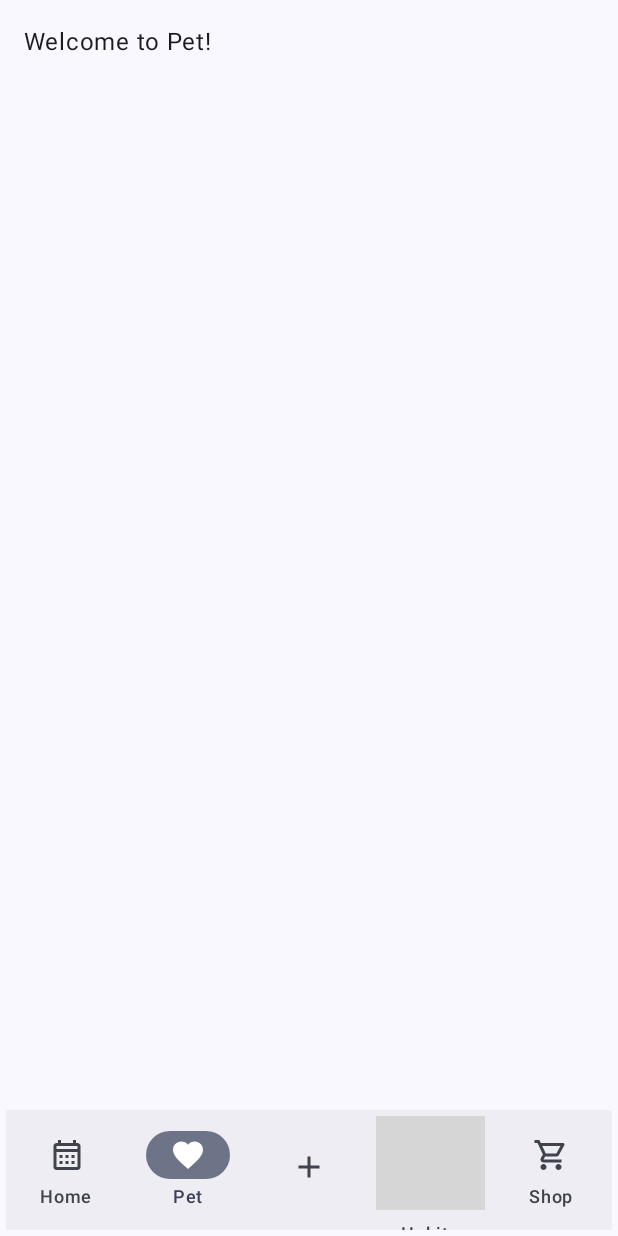
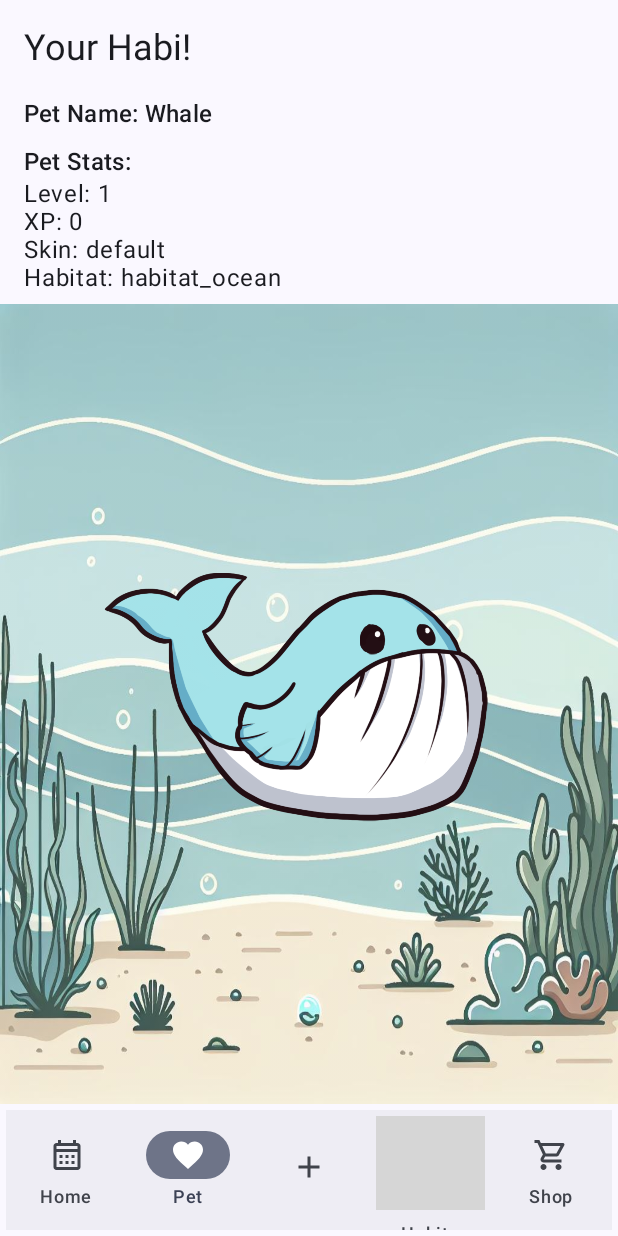
Before and after one commit to Alyra07/HabiPet-CCL3, an Android app built with Jetpack Compose: the screen it shows after launch (MainActivity), item 2 of the bottom bar chosen, on a phone screen of 412 x 824 dp. Run offline under Robolectric (Android 15) with nearby library versions, the light colour scheme and no system bars; our stand-ins replace Room's generated code; grey boxes are pictures that could not be loaded.

Commit message:
PetScreen with placeholder petStats

```diff
--- a/app/src/main/java/at/ccl3/habipet/MainActivity.kt
+++ b/app/src/main/java/at/ccl3/habipet/MainActivity.kt
@@ -11,25 +11,36 @@ import androidx.compose.runtime.Composable
 import androidx.navigation.compose.rememberNavController
 import androidx.navigation.compose.NavHost
 import androidx.navigation.compose.composable
-import at.ccl3.habipet.data.HabitDatabase
+import at.ccl3.habipet.data.HabiPetDatabase
 import at.ccl3.habipet.data.HabitRepository
-import at.ccl3.habipet.screens.AddHabitScreen
-import at.ccl3.habipet.screens.HabitsScreen
-import at.ccl3.habipet.screens.HomeScreen
-import at.ccl3.habipet.screens.PetScreen
+import at.ccl3.habipet.routes.AddHabitScreen
+import at.ccl3.habipet.routes.HabitsScreen
+import at.ccl3.habipet.routes.HomeScreen
+import at.ccl3.habipet.routes.PetScreen
 import at.ccl3.habipet.ui.theme.HabiPetTheme
-import at.ccl3.habipet.viewmodel.HabitViewModel
-import at.ccl3.habipet.viewmodel.HabitViewModelFactory
+import at.ccl3.habipet.viewmodels.HabitViewModel
 import androidx.compose.ui.Modifier
 import at.ccl3.habipet.components.BottomNavBar
-import at.ccl3.habipet.screens.HabitDetailsView
-import at.ccl3.habipet.screens.HabitEditView
-import at.ccl3.habipet.screens.ShopScreen
+import at.ccl3.habipet.data.PetStatsRepository
+import at.ccl3.habipet.routes.HabitDetailsView
+import at.ccl3.habipet.routes.HabitEditView
+import at.ccl3.habipet.routes.ShopScreen
+import at.ccl3.habipet.viewmodels.HabiPetViewModelFactory
+import at.ccl3.habipet.viewmodels.PetViewModel
 
 class MainActivity : ComponentActivity() {
+    // Initialize HabitViewModel
     private val habitViewModel: HabitViewModel by viewModels {
-        HabitViewModelFactory(
-            HabitRepository(HabitDatabase.getDatabase(applicationContext).habitDao())
+        HabiPetViewModelFactory(
+            HabitRepository(HabiPetDatabase.getDatabase(applicationContext).habitDao()),
+            PetStatsRepository(HabiPetDatabase.getDatabase(applicationContext).petStatsDao())
+        )
+    }
+    // Initialize PetViewModel
+    private val petViewModel: PetViewModel by viewModels {
+        HabiPetViewModelFactory(
+            HabitRepository(HabiPetDatabase.getDatabase(applicationContext).habitDao()),
+            PetStatsRepository(HabiPetDatabase.getDatabase(applicationContext).petStatsDao())
         )
     }
 
@@ -37,14 +48,14 @@ class MainActivity : ComponentActivity() {
         super.onCreate(savedInstanceState)
         setContent {
             HabiPetTheme {
-                HabiPetApp(habitViewModel)
+                HabiPetApp(habitViewModel, petViewModel)
             }
         }
     }
 }
 
 @Composable
-fun HabiPetApp(habitViewModel: HabitViewModel) {
+fun HabiPetApp(habitViewModel: HabitViewModel, petViewModel: PetViewModel) {
     val navController = rememberNavController()
 
     // APP NAVIGATION
@@ -59,7 +70,7 @@ fun HabiPetApp(habitViewModel: HabitViewModel) {
         ) {
             // MAIN NAVIGATION ROUTES
             composable("home") { HomeScreen(navController, habitViewModel) }
-            composable("pet") { PetScreen(navController, habitViewModel) }
+            composable("pet") { PetScreen(navController, petViewModel) }
             composable("add_habit") { AddHabitScreen(navController, habitViewModel) }
             composable("habits") { HabitsScreen(navController, habitViewModel) }
             composable("shop") { ShopScreen(navController, habitViewModel) }
--- a/app/src/main/java/at/ccl3/habipet/data/HabitDatabase.kt
+++ b/app/src/main/java/at/ccl3/habipet/data/HabiPetDatabase.kt
@@ -5,19 +5,20 @@ import androidx.room.Database
 import androidx.room.Room
 import androidx.room.RoomDatabase
 
-@Database(entities = [Habit::class], version = 2, exportSchema = false)
-abstract class HabitDatabase : RoomDatabase() {
-    abstract fun habitDao(): HabitDao
+@Database(entities = [Habit::class, PetStats::class], version = 1, exportSchema = false)
+abstract class HabiPetDatabase : RoomDatabase() {
+    abstract fun habitDao(): HabitDao // for habit related CRUD operations
+    abstract fun petStatsDao(): PetStatsDao // for updating petStats
 
     companion object {
         @Volatile
-        private var INSTANCE: HabitDatabase? = null
+        private var INSTANCE: HabiPetDatabase? = null
 
-        fun getDatabase(context: Context): HabitDatabase {
+        fun getDatabase(context: Context): HabiPetDatabase {
             return INSTANCE ?: synchronized(this) {
                 val instance = Room.databaseBuilder(
                     context.applicationContext,
-                    HabitDatabase::class.java,
+                    HabiPetDatabase::class.java,
                     "habit_database"
                 )
                     .fallbackToDestructiveMigration()
--- /dev/null
+++ b/app/src/main/java/at/ccl3/habipet/data/PetStats.kt
@@ -0,0 +1,14 @@
+package at.ccl3.habipet.data
+
+import androidx.room.Entity
+import androidx.room.PrimaryKey
+
+@Entity
+data class PetStats(
+    @PrimaryKey val id: Int,
+    val name: String,
+    val level: Int,
+    val xp: Int,
+    val skin: String,
+    val habitat: String,
+)
--- /dev/null
+++ b/app/src/main/java/at/ccl3/habipet/data/PetStatsDao.kt
@@ -0,0 +1,23 @@
+package at.ccl3.habipet.data
+
+import androidx.room.Dao
+import androidx.room.Insert
+import androidx.room.OnConflictStrategy
+import androidx.room.Query
+import androidx.room.Update
+import kotlinx.coroutines.flow.Flow
+
+@Dao
+interface PetStatsDao {
+    // CREATE
+    @Insert(onConflict = OnConflictStrategy.REPLACE)
+    suspend fun insertPetStats(petStats: PetStats)
+
+    // READ
+    @Query("SELECT * FROM PetStats WHERE id = :id")
+    fun getPetStats(id: Int = 1): Flow<PetStats>
+
+    // UPDATE
+    @Update
+    suspend fun updatePetXP(petStats: PetStats)
+}
--- /dev/null
+++ b/app/src/main/java/at/ccl3/habipet/data/PetStatsRepository.kt
@@ -0,0 +1,28 @@
+package at.ccl3.habipet.data
+
+import kotlinx.coroutines.flow.Flow
+import kotlinx.coroutines.flow.firstOrNull
+import kotlinx.coroutines.flow.onStart
+
+class PetStatsRepository(private val petStatsDao: PetStatsDao) {
+
+    // READ
+    fun getPetStats(id: Int = 1): Flow<PetStats> {
+        return petStatsDao.getPetStats(id).onStart {
+            // Emit default petStats if none exist in the database
+            if (petStatsDao.getPetStats(id).firstOrNull() == null) {
+                petStatsDao.insertPetStats(
+                    PetStats(id = 1, name = "Whale", level = 1, xp = 0, skin = "default", habitat = "habitat_ocean")
+                )
+            }
+        }
+    }
+
+    // UPDATE
+    suspend fun updatePetXP(id: Int, xp: Int) {
+        val updatedPetStats = petStatsDao.getPetStats(id).firstOrNull()?.copy(xp = xp)
+        updatedPetStats?.let {
+            petStatsDao.updatePetXP(it)  // Pass the updated PetStats to the DAO
+        }
+    }
+}
--- a/app/src/main/java/at/ccl3/habipet/screens/AddHabitScreen.kt
+++ b/app/src/main/java/at/ccl3/habipet/routes/AddHabitScreen.kt
@@ -1,4 +1,4 @@
-package at.ccl3.habipet.screens
+package at.ccl3.habipet.routes
 
 import android.util.Log
 import androidx.compose.foundation.layout.Arrangement
@@ -19,7 +19,7 @@ import androidx.compose.ui.Modifier
 import androidx.compose.ui.unit.dp
 import androidx.navigation.NavController
 import at.ccl3.habipet.data.Habit
-import at.ccl3.habipet.viewmodel.HabitViewModel
+import at.ccl3.habipet.viewmodels.HabitViewModel
 
 @Composable
 fun AddHabitScreen(navController: NavController, viewModel: HabitViewModel) {
@@ -92,6 +92,7 @@ fun AddHabitScreen(navController: NavController, viewModel: HabitViewModel) {
                             icon = icon,
                             color = color
                         )
+                        // Insert new habit via HabitViewModel
                         viewModel.insert(newHabit)
                         navController.navigateUp() // Navigate back after saving
                     } else {
--- a/app/src/main/java/at/ccl3/habipet/screens/HabitDetailsView.kt
+++ b/app/src/main/java/at/ccl3/habipet/routes/HabitDetailsView.kt
@@ -1,4 +1,4 @@
-package at.ccl3.habipet.screens
+package at.ccl3.habipet.routes
 
 import androidx.compose.foundation.layout.Arrangement
 import androidx.compose.foundation.layout.Row
@@ -19,11 +19,13 @@ import androidx.compose.runtime.collectAsState
 import androidx.compose.ui.Modifier
 import androidx.compose.ui.unit.dp
 import androidx.navigation.NavController
-import at.ccl3.habipet.viewmodel.HabitViewModel
+import at.ccl3.habipet.viewmodels.HabitViewModel
 
 @Composable
 fun HabitDetailsView(navController: NavController, viewModel: HabitViewModel, habitId: Int) {
+    // Get habit by ID from HabitViewModel
     val habit = viewModel.getHabitById(habitId).collectAsState(initial = null).value
+
     if (habit != null) {
         LazyColumn(
             modifier = Modifier.fillMaxSize().padding(16.dp),
--- a/app/src/main/java/at/ccl3/habipet/screens/HabitEditView.kt
+++ b/app/src/main/java/at/ccl3/habipet/routes/HabitEditView.kt
@@ -1,4 +1,4 @@
-package at.ccl3.habipet.screens
+package at.ccl3.habipet.routes
 
 import androidx.compose.foundation.layout.Arrangement
 import androidx.compose.foundation.layout.Column
@@ -27,7 +27,7 @@ import androidx.compose.ui.Alignment
 import androidx.compose.ui.Modifier
 import androidx.compose.ui.unit.dp
 import androidx.navigation.NavController
-import at.ccl3.habipet.viewmodel.HabitViewModel
+import at.ccl3.habipet.viewmodels.HabitViewModel
 
 @Composable
 fun HabitEditView(navController: NavController, viewModel: HabitViewModel, habitId: Int) {
--- a/app/src/main/java/at/ccl3/habipet/screens/HomeScreen.kt
+++ b/app/src/main/java/at/ccl3/habipet/routes/HabitsScreen.kt
@@ -1,4 +1,4 @@
-package at.ccl3.habipet.screens
+package at.ccl3.habipet.routes
 
 import androidx.compose.foundation.layout.fillMaxSize
 import androidx.compose.foundation.layout.padding
@@ -12,16 +12,12 @@ import androidx.compose.ui.Modifier
 import androidx.compose.ui.unit.dp
 import androidx.navigation.NavController
 import at.ccl3.habipet.components.HabitListItem
-import at.ccl3.habipet.viewmodel.HabitViewModel
+import at.ccl3.habipet.viewmodels.HabitViewModel
 
 @Composable
-fun HomeScreen(navController: NavController, viewModel: HabitViewModel) {
-    // collect list of habits from the HabitViewModel
+fun HabitsScreen(navController: NavController, viewModel: HabitViewModel) {
+    // Collect the list of habits from the HabitViewModel
     val habits = viewModel.allHabits.collectAsState().value
-
-
-    // Get the 4 most recent habits based on the highest streak
-    val recentHabits = habits.sortedByDescending { it.streak }.take(4)
 
     LazyColumn(
         modifier = Modifier
@@ -29,15 +25,13 @@ fun HomeScreen(navController: NavController, viewModel: HabitViewModel) {
             .padding(16.dp)
     ) {
         item {
-            Text(
-                text = "Recent Habits", style = MaterialTheme.typography.headlineSmall
-            )
+            Text(text = "Your Habits", style = MaterialTheme.typography.headlineSmall)
         }
-        // display 4 most recent streak habits
-        items(recentHabits) { habit ->
+        // Display all habits from HabitViewModel
+        items(habits) { habit ->
             HabitListItem(habit = habit) {
                 val habitId = habit.id
-                // pass habit ID to HabitDetailsView
+                // pass habit ID to HabitDetailsView onClick
                 navController.navigate("habitDetails/$habitId")
             }
         }
--- a/app/src/main/java/at/ccl3/habipet/screens/HabitsScreen.kt
+++ b/app/src/main/java/at/ccl3/habipet/routes/HomeScreen.kt
@@ -1,4 +1,4 @@
-package at.ccl3.habipet.screens
+package at.ccl3.habipet.routes
 
 import androidx.compose.foundation.layout.fillMaxSize
 import androidx.compose.foundation.layout.padding
@@ -12,12 +12,16 @@ import androidx.compose.ui.Modifier
 import androidx.compose.ui.unit.dp
 import androidx.navigation.NavController
 import at.ccl3.habipet.components.HabitListItem
-import at.ccl3.habipet.viewmodel.HabitViewModel
+import at.ccl3.habipet.viewmodels.HabitViewModel
 
 @Composable
-fun HabitsScreen(navController: NavController, viewModel: HabitViewModel) {
-    // Collect the list of habits from the ViewModel
+fun HomeScreen(navController: NavController, viewModel: HabitViewModel) {
+    // collect list of habits from the HabitViewModel
     val habits = viewModel.allHabits.collectAsState().value
+
+
+    // Get the 3 most recent habits based on the highest streak
+    val recentHabits = habits.sortedByDescending { it.streak }.take(3)
 
     LazyColumn(
         modifier = Modifier
@@ -25,13 +29,15 @@ fun HabitsScreen(navController: NavController, viewModel: HabitViewModel) {
             .padding(16.dp)
     ) {
         item {
-            Text(text = "Your Habits", style = MaterialTheme.typography.headlineSmall)
+            Text(
+                text = "Recent Habits", style = MaterialTheme.typography.headlineSmall
+            )
         }
-        // Display all habits from ViewModel
-        items(habits) { habit ->
+        // display 3 most recent streak habits
+        items(recentHabits) { habit ->
             HabitListItem(habit = habit) {
                 val habitId = habit.id
-                // pass habit ID to HabitDetailsView onClick
+                // pass habit ID to HabitDetailsView
                 navController.navigate("habitDetails/$habitId")
             }
         }
--- /dev/null
+++ b/app/src/main/java/at/ccl3/habipet/routes/PetScreen.kt
@@ -0,0 +1,96 @@
+package at.ccl3.habipet.routes
+
+import androidx.compose.foundation.Image
+import androidx.compose.foundation.layout.*
+import androidx.compose.material3.*
+import androidx.compose.runtime.Composable
+import androidx.compose.runtime.collectAsState
+import androidx.compose.ui.Alignment
+import androidx.compose.ui.Modifier
+import androidx.compose.ui.layout.ContentScale
+import androidx.compose.ui.res.painterResource
+import androidx.compose.ui.unit.dp
+import androidx.navigation.NavController
+import at.ccl3.habipet.R
+import at.ccl3.habipet.viewmodels.PetViewModel
+
+@Composable
+fun PetScreen(navController: NavController, viewModel: PetViewModel) {
+
+    // Collect the pet stats from the ViewModel
+    val petStats = viewModel.petStats.collectAsState(initial = null).value
+
+    // If petStats is null, display loading or empty state
+    if (petStats == null) {
+        Text(text = "Loading pet stats...", modifier = Modifier.padding(16.dp))
+        return
+    }
+
+    Column(
+        modifier = Modifier.fillMaxSize()
+    ) {
+        // HEADER ROW
+        Row(
+            modifier = Modifier.fillMaxWidth().padding(16.dp),
+            horizontalArrangement = Arrangement.Start
+        ) {
+            Text(
+                text = "Your Habi!", style = MaterialTheme.typography.headlineSmall
+            )
+        }
+
+        // PET STATS DISPLAY
+        Column(
+            modifier = Modifier.fillMaxWidth().padding(horizontal = 16.dp)
+        ) {
+            // PET STATS SECTION
+            Text(
+                text = "Pet Name: ${petStats.name}",
+                style = MaterialTheme.typography.titleMedium,
+                modifier = Modifier.padding(bottom = 8.dp)
+            )
+
+            Text(
+                text = "Pet Stats:", style = MaterialTheme.typography.titleMedium
+            )
+            Text(
+                text = "Level: ${petStats.level}",
+                style = MaterialTheme.typography.bodyLarge
+            )
+            Text(
+                text = "XP: ${petStats.xp}",
+                style = MaterialTheme.typography.bodyLarge
+            )
+            Text(
+                text = "Skin: ${petStats.skin}",
+                style = MaterialTheme.typography.bodyLarge
+            )
+            Text(
+                text = "Habitat: ${petStats.habitat}",
+                style = MaterialTheme.typography.bodyLarge,
+                modifier = Modifier.padding(bottom = 8.dp)
+            )
+        }
+
+        Box( // BACKGROUND & PET IMAGE
+            modifier = Modifier
+                .fillMaxSize()
+        ) {
+            Image( // Set background image (habitat)
+                painter = painterResource(id = R.drawable.habitat_ocean),  // background image
+                contentDescription = "Habitat Background",
+                modifier = Modifier.fillMaxSize(), // image covers the full Box
+                contentScale = ContentScale.FillBounds, // scales image to fill the Box
+                alpha = 0.9f // background transparency
+            )
+
+            Image( // Pet image on top of background (animation later)
+                painter = painterResource(id = R.drawable.habi_whale),  // pet image
+                contentDescription = "Pet Image",
+                modifier = Modifier
+                    .align(Alignment.Center)
+                    .size(300.dp)
+            )
+        }
+    }
+}
--- a/app/src/main/java/at/ccl3/habipet/screens/PetScreen.kt
+++ b/app/src/main/java/at/ccl3/habipet/routes/ShopScreen.kt
@@ -1,4 +1,4 @@
-package at.ccl3.habipet.screens
+package at.ccl3.habipet.routes
 
 import androidx.compose.foundation.layout.fillMaxSize
 import androidx.compose.foundation.layout.padding
@@ -8,15 +8,15 @@ import androidx.compose.runtime.Composable
 import androidx.compose.ui.Modifier
 import androidx.compose.ui.unit.dp
 import androidx.navigation.NavController
-import at.ccl3.habipet.viewmodel.HabitViewModel
+import at.ccl3.habipet.viewmodels.HabitViewModel
 
 @Composable
-fun PetScreen(navController: NavController, viewModel: HabitViewModel) {
+fun ShopScreen(navController: NavController, viewModel: HabitViewModel) {
     LazyColumn (
         modifier = Modifier.fillMaxSize().padding(16.dp)
     ) {
         item {
-            Text(text = "Welcome to Pet!")
+            Text(text = "Welcome to HabiPet Shop!")
         }
         // Add more UI elements
     }
--- a/app/src/main/java/at/ccl3/habipet/screens/ShopScreen.kt
+++ /dev/null
@@ -1,24 +0,0 @@
-package at.ccl3.habipet.screens
-
-import androidx.compose.foundation.layout.fillMaxSize
-import androidx.compose.foundation.layout.padding
-import androidx.compose.foundation.lazy.LazyColumn
-import androidx.compose.foundation.lazy.items
-import androidx.compose.material3.Text
-import androidx.compose.runtime.Composable
-import androidx.compose.ui.Modifier
-import androidx.compose.ui.unit.dp
-import androidx.navigation.NavController
-import at.ccl3.habipet.viewmodel.HabitViewModel
-
-@Composable
-fun ShopScreen(navController: NavController, viewModel: HabitViewModel) {
-    LazyColumn (
-        modifier = Modifier.fillMaxSize().padding(16.dp)
-    ) {
-        item {
-            Text(text = "Welcome to HabiPet Shop!")
-        }
-        // Add more UI elements
-    }
-}
--- a/app/src/main/java/at/ccl3/habipet/viewmodel/ViewModelFactory.kt
+++ /dev/null
@@ -1,15 +0,0 @@
-package at.ccl3.habipet.viewmodel
-
-import androidx.lifecycle.ViewModel
-import androidx.lifecycle.ViewModelProvider
-import at.ccl3.habipet.data.HabitRepository
-
-class HabitViewModelFactory(private val repository: HabitRepository) : ViewModelProvider.Factory {
-    override fun <T : ViewModel> create(modelClass: Class<T>): T {
-        if (modelClass.isAssignableFrom(HabitViewModel::class.java)) {
-            @Suppress("UNCHECKED_CAST")
-            return HabitViewModel(repository) as T
-        }
-        throw IllegalArgumentException("Unknown ViewModel class")
-    }
-}
--- /dev/null
+++ b/app/src/main/java/at/ccl3/habipet/viewmodels/HabiPetViewModelFactory.kt
@@ -0,0 +1,27 @@
+package at.ccl3.habipet.viewmodels
+
+import androidx.lifecycle.ViewModel
+import androidx.lifecycle.ViewModelProvider
+import at.ccl3.habipet.data.HabitRepository
+import at.ccl3.habipet.data.PetStatsRepository
+
+class HabiPetViewModelFactory(
+    private val habitRepository: HabitRepository, // for HabitViewModel
+    private val petStatsRepository: PetStatsRepository // for PetViewModel
+
+) : ViewModelProvider.Factory {
+    override fun <T : ViewModel> create(modelClass: Class<T>): T {
+        // Check if the modelClass is assignable from HabitViewModel or PetViewModel
+        return when {
+            modelClass.isAssignableFrom(HabitViewModel::class.java) -> {
+                @Suppress("UNCHECKED_CAST")
+                HabitViewModel(habitRepository) as T
+            }
+            modelClass.isAssignableFrom(PetViewModel::class.java) -> {
+                @Suppress("UNCHECKED_CAST")
+                PetViewModel(petStatsRepository) as T
+            }
+            else -> throw IllegalArgumentException("Unknown ViewModel class")
+        }
+    }
+}
--- a/app/src/main/java/at/ccl3/habipet/viewmodel/HabitViewModel.kt
+++ b/app/src/main/java/at/ccl3/habipet/viewmodels/HabitViewModel.kt
@@ -1,4 +1,4 @@
-package at.ccl3.habipet.viewmodel
+package at.ccl3.habipet.viewmodels
 
 import androidx.lifecycle.ViewModel
 import androidx.lifecycle.viewModelScope
--- /dev/null
+++ b/app/src/main/java/at/ccl3/habipet/viewmodels/PetViewModel.kt
@@ -0,0 +1,32 @@
+package at.ccl3.habipet.viewmodels
+
+import android.util.Log
+import androidx.lifecycle.ViewModel
+import androidx.lifecycle.viewModelScope
+import at.ccl3.habipet.data.PetStatsRepository
+import at.ccl3.habipet.data.PetStats
+import kotlinx.coroutines.flow.MutableStateFlow
+import kotlinx.coroutines.flow.StateFlow
+import kotlinx.coroutines.launch
+
+class PetViewModel(private val repository: PetStatsRepository) : ViewModel() {
+    private val _petStats = MutableStateFlow<PetStats?>(null)
+    val petStats: StateFlow<PetStats?> = _petStats
+
+    // READ
+    init {
+        viewModelScope.launch {
+            repository.getPetStats().collect { stats ->
+                _petStats.value = stats
+            }
+        }
+    }
+
+    // UPDATE
+    fun updatePetXP(id: Int, xp: Int) {
+        viewModelScope.launch {
+            repository.updatePetXP(id, xp)
+            Log.d("PetViewModel", "Updated Pet $id with: $xp XP")
+        }
+    }
+}
```
Also changed, not shown: app/src/main/res/drawable/habi_whale.png (added), app/src/main/res/drawable/habi_whale_sushi.png (added), app/src/main/res/drawable/habitat_ocean.png (added).
